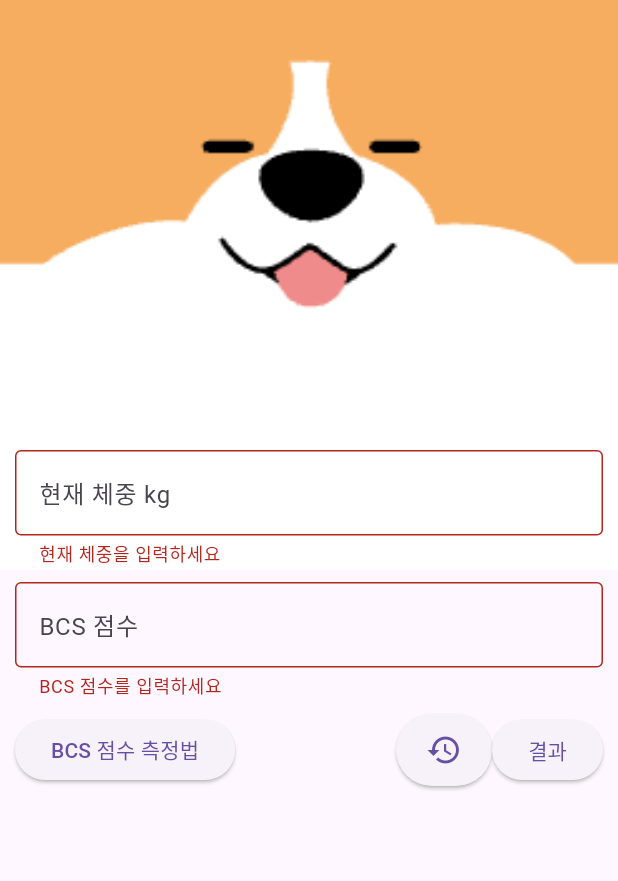
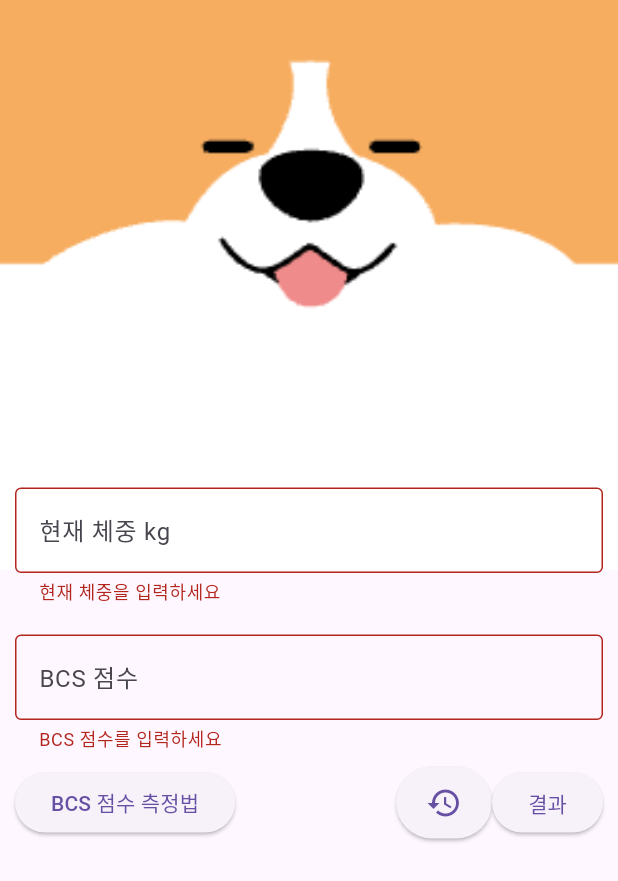
Before and after one commit to HACCP92/bmi_calculator, a Flutter app: the screen it shows after launch, after a tap on "결과", on a phone screen of 412 x 824 dp. Shown: the top 881 px of the screen. Run offline on Flutter 3.47's test engine with Material 2 defaults, Android fonts, the phone set to English and light mode, and no system bars; our stand-ins replace go_router, lottie, shared_preferences.

Commit message:
ADD : 앱 재실행시 기존에 입력한 값 저장하기

```diff
--- a/lib/presentation/main/main_screen.dart
+++ b/lib/presentation/main/main_screen.dart
@@ -1,5 +1,4 @@
 import 'package:bmi_calculator/presentation/main/loading_screen.dart';
-import 'package:bmi_calculator/presentation/result/result_screen.dart';
 import 'package:flutter/material.dart';
 import 'package:shared_preferences/shared_preferences.dart';
 
@@ -40,10 +39,11 @@ class _MainScreenState extends State<MainScreen> {
     final double? weight = prefs.getDouble('weight');
     final double? bcs = prefs.getDouble('bcs');
 
-    if (weight != null && bcs != null) {
-      _weightController.text = '$weight';
-      _bcsController.text = '$bcs';
-    }
+    setState(() {
+      _weightController.text = weight?.toStringAsFixed(0) ?? ''; // 정수 형식으로 초기화
+      _bcsController.text = bcs?.toStringAsFixed(0) ?? ''; // 정수 형식으로 초기화
+      _bcsErrorText = null; // 에러 메시지 초기화
+    });
   }
 
   String? _validateBcs(String? value) {
@@ -70,18 +70,17 @@ class _MainScreenState extends State<MainScreen> {
   @override
   Widget build(BuildContext context) {
     return Scaffold(
-      // appBar: AppBar(
-      //   title: const Text('강아지 표준 체중 계산'),
-      //   backgroundColor: Colors.amber.shade100,
-      // ),
+      resizeToAvoidBottomInset: false,
       body: Stack(
         children: [
-          Container(
-            width: double.infinity,
-            height: 380.0,
-            child: Image.asset(
-              'assets/dog_head.png',
-              fit: BoxFit.fill,
+          SingleChildScrollView(
+            child: SizedBox(
+              width: double.infinity,
+              height: 380.0,
+              child: Image.asset(
+                'assets/dog_head.png',
+                fit: BoxFit.fill,
+              ),
             ),
           ),
           Padding(
@@ -92,6 +91,7 @@ class _MainScreenState extends State<MainScreen> {
                 mainAxisAlignment: MainAxisAlignment.center,
                 crossAxisAlignment: CrossAxisAlignment.end,
                 children: [
+                  const SizedBox(height: 60),
                   TextFormField(
                     controller: _weightController,
                     decoration: const InputDecoration(
@@ -106,7 +106,7 @@ class _MainScreenState extends State<MainScreen> {
                       return null;
                     },
                   ),
-                  const SizedBox(height: 10),
+                  const SizedBox(height: 20),
                   TextFormField(
                     controller: _bcsController,
                     decoration: const InputDecoration(
```
